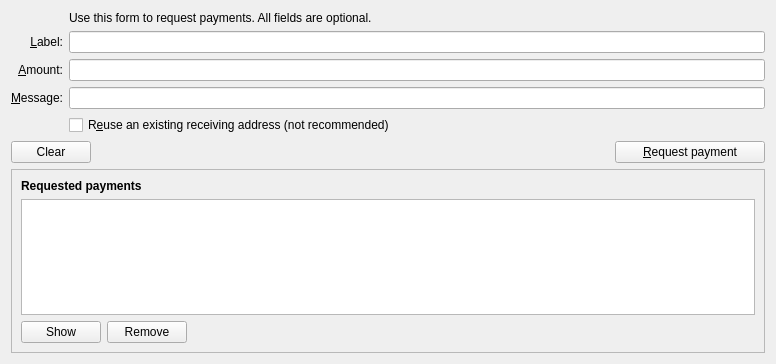
Old version of the form src/qt/forms/receivecoinsdialog.ui in the repository raffermeko/bitcoin.
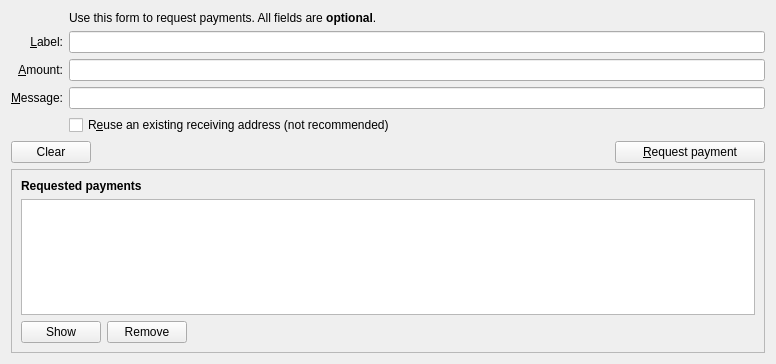
New version of the form. Icons and pictures are not drawn. Custom widgets are drawn as their Qt base class.

Commit message:
ui: Clarify help messages for 'message' fields
Add or amend tooltips to clarify what the message is for and that it
doesn't go over the network.

Diff of the .ui file:
```diff
--- a/src/qt/forms/receivecoinsdialog.ui
+++ b/src/qt/forms/receivecoinsdialog.ui
@@ -60,7 +60,7 @@
      <item row="2" column="2">
       <widget class="QLabel" name="label_5">
        <property name="text">
-        <string>Use this form to request payments. All fields are optional.</string>
+        <string>Use this form to request payments. All fields are &lt;b&gt;optional&lt;/b&gt;.</string>
        </property>
       </widget>
      </item>
```
Left out of the diff: 6 changed lines with no effect on the pictures. The commit also changes 1 other file.
